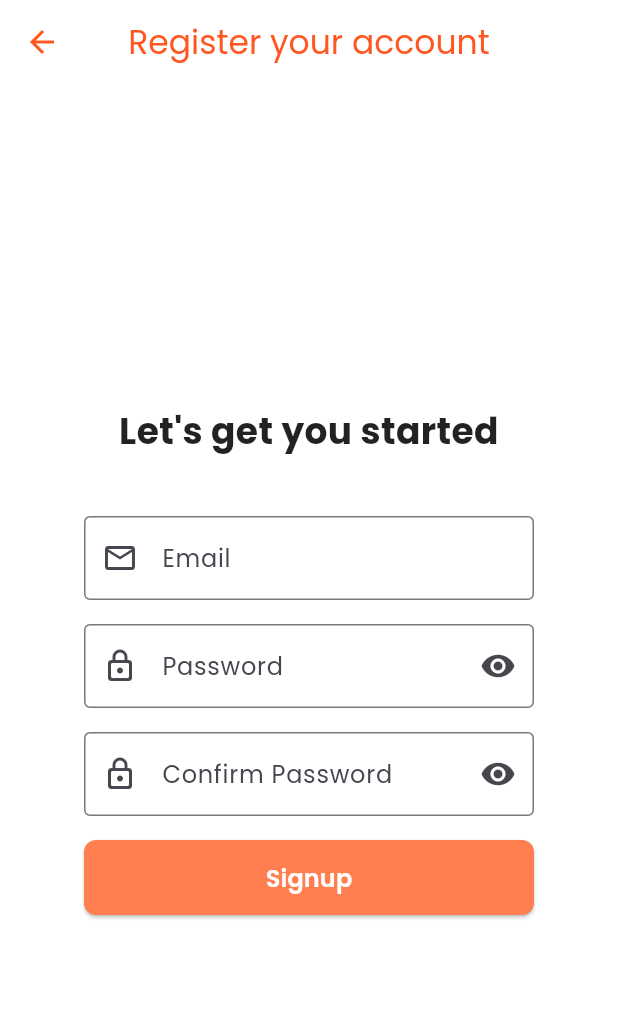
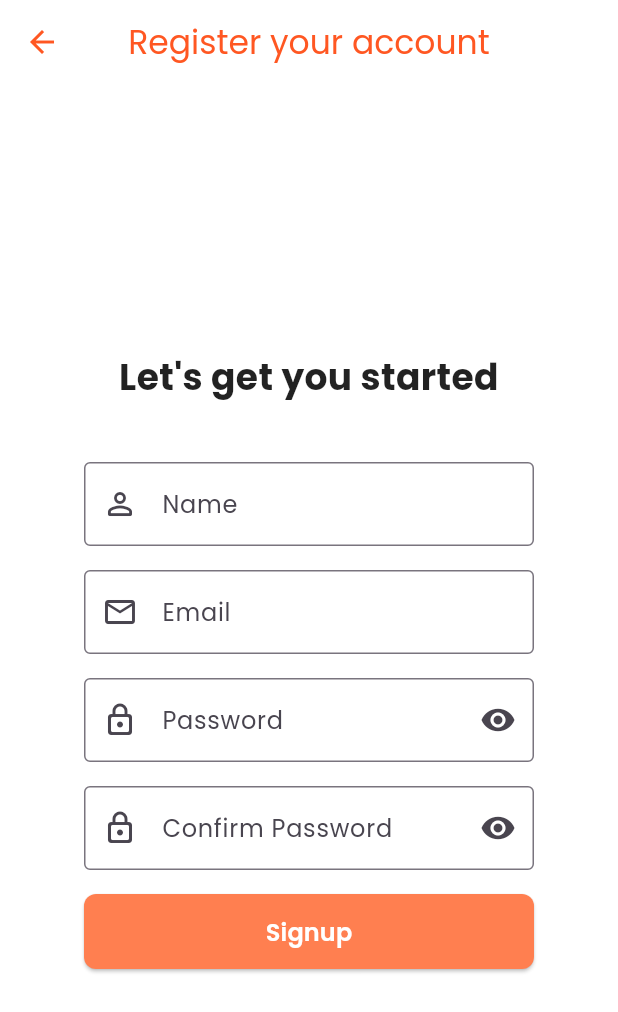
Before and after one commit to AndrewSebastianH/thesis-frontend, a Flutter app: the screen it shows after launch, after a tap on "Login", after a tap on "Register", on a phone screen of 412 x 824 dp. Shown: the top 1012 px of the screen. Run offline on Flutter 3.47's test engine with Material 3 defaults, Android fonts, the phone set to English and light mode, and no system bars; our stand-ins replace dio, flutter_dotenv, flutter_otp_text_field, go_router, google_fonts, shared_preferences and 2 more; accounts and stored records are empty.

Commit message:
feat: - create task button functionality & page. - responsive submit button depending on form validation

```diff
--- a/thesis_frontend/lib/main.dart
+++ b/thesis_frontend/lib/main.dart
@@ -14,6 +14,7 @@ import './screens/registration/link_accounts_page.dart';
 import './screens/main/home_page.dart';
 import './screens/main/calendar_page.dart';
 import './screens/registration/view_connection_code.dart';
+import './screens/main/create_task_page.dart';
 import 'widgets/loading.dart';
 
 // Widgets
@@ -97,6 +98,12 @@ class MyApp extends StatelessWidget {
             ),
           ],
         ),
+
+        GoRoute(
+          path: '/create-task',
+          builder: (context, state) => const CreateTaskPage(),
+        ),
+
         ShellRoute(
           builder: (context, state, child) {
             return NavigationShell(child: child);
@@ -134,6 +141,9 @@ class MyApp extends StatelessWidget {
           backgroundColor: Colors.white,
           foregroundColor: Colors.deepOrange,
         ),
+        inputDecorationTheme: const InputDecorationTheme(
+          hintStyle: TextStyle(color: Colors.grey),
+        ),
       ),
       routerConfig: router,
       debugShowCheckedModeBanner: true,
--- a/thesis_frontend/lib/providers/auth_provider.dart
+++ b/thesis_frontend/lib/providers/auth_provider.dart
@@ -1,77 +1,3 @@
-// import 'dart:convert';
-// import 'package:flutter/material.dart';
-// import 'package:flutter_secure_storage/flutter_secure_storage.dart';
-// import 'package:jwt_decoder/jwt_decoder.dart';
-// import '../models/user_mdl.dart';
-// import '../services/auth_api_service.dart';
-
-// class AuthProvider extends ChangeNotifier {
-//   final _secureStorage = const FlutterSecureStorage();
-
-//   bool _isLoggedIn = false;
-//   String? _token;
-//   UserModel? _user;
-
-//   bool get isLoggedIn => _isLoggedIn;
-//   String? get token => _token;
-//   UserModel? get user => _user;
-
-//   // Controllers
-//   final TextEditingController emailController = TextEditingController();
-//   final TextEditingController passwordController = TextEditingController();
-//   final TextEditingController confirmPasswordController = TextEditingController();
-
-//   bool isPasswordVisible = false;
-//   bool isConfirmPasswordVisible = false;
-
-//   // --- Form validation ---
-//   bool validateEmail(String? value) {
-//     if (value == null || value.isEmpty) return false;
-//     return RegExp(r"^[a-zA-Z0-9._%+-]+@[a-zA-Z0-9.-]+\.[a-zA-Z]{2,}$").hasMatch(value);
-//   }
-
-//   bool validatePassword(String? value) {
-//     return value != null && value.length >= 6;
-//   }
-
-//   bool isPasswordMatching() {
-//     return passwordController.text == confirmPasswordController.text;
-//   }
-
-//   void togglePasswordVisibility() {
-//     isPasswordVisible = !isPasswordVisible;
-//     notifyListeners();
-//   }
-
-//   void toggleConfirmPasswordVisibility() {
-//     isConfirmPasswordVisible = !isConfirmPasswordVisible;
-//     notifyListeners();
-//   }
-
-//   // --- Auth actions ---
-// Future<void> login(String email, String password, BuildContext context) async {
-//   final token = await AuthService.login(email, password);
-
-//   if (token != null) {
-//     final decoded = JwtDecoder.decode(token);
-//     final user = UserModel.fromJwt(decoded);
-
-//     _token = token;
-//     _isLoggedIn = true;
-//     _user = user;
-
-//     // Save it to secure storage
-//     await _secureStorage.write(key: 'auth_token', value: token);
-
-//     // 💡 Pass it to UserProvider
-//     Provider.of<UserProvider>(context, listen: false).setUser(user);
-
-//     notifyListeners();
-//   } else {
-//     throw Exception("Invalid login");
-//   }
-// }
-
 //   Future<void> signup(String username, String email, String password) async {
 //     final success = await AuthService.signup(username, email, password);
 //     if (!success) throw Exception("Signup failed");
@@ -123,9 +49,15 @@ class AuthProvider extends ChangeNotifier {
   final TextEditingController passwordController = TextEditingController();
   final TextEditingController confirmPasswordController =
       TextEditingController();
+  final TextEditingController usernameController = TextEditingController();
 
   bool isPasswordVisible = false;
   bool isConfirmPasswordVisible = false;
+
+  // Username Validation
+  bool validateUsername(String? value) {
+    return value != null;
+  }
 
   //  Email Validation
   bool validateEmail(String? value) {
--- a/thesis_frontend/lib/screens/registration/signup.dart
+++ b/thesis_frontend/lib/screens/registration/signup.dart
@@ -65,6 +65,22 @@ class __FormContentState extends State<_FormContent> {
               textAlign: TextAlign.center,
             ),
             _gap(height: 40),
+            TextFormField(
+              controller: controller.usernameController,
+              validator:
+                  (value) =>
+                      controller.validateUsername(value)
+                          ? null
+                          : 'Please enter a valid name',
+
+              decoration: const InputDecoration(
+                labelText: 'Name',
+                hintText: 'Enter your name',
+                prefixIcon: Icon(Icons.person_outline_rounded),
+                border: OutlineInputBorder(),
+              ),
+            ),
+            _gap(),
             TextFormField(
               controller: controller.emailController,
               validator:
--- a/thesis_frontend/lib/widgets/custom_button.dart
+++ b/thesis_frontend/lib/widgets/custom_button.dart
@@ -5,6 +5,7 @@ class CustomButton extends StatelessWidget {
   final VoidCallback onPressed;
   final bool isOutlined;
   final Color? color;
+  final bool isEnabled;
 
   const CustomButton({
     Key? key,
@@ -12,23 +13,25 @@ class CustomButton extends StatelessWidget {
     required this.onPressed,
     this.isOutlined = false,
     this.color,
+    this.isEnabled = true,
   }) : super(key: key);
 
   @override
   Widget build(BuildContext context) {
     final defaultColor = color ?? const Color(0xFFFF7F50); // Coral
+    final disabledColor = Colors.grey.shade400;
 
     return isOutlined
         ? OutlinedButton(
+          onPressed: isEnabled ? onPressed : null,
           style: OutlinedButton.styleFrom(
-            foregroundColor: defaultColor,
-            side: BorderSide(color: defaultColor),
+            foregroundColor: isEnabled ? defaultColor : disabledColor,
+            side: BorderSide(color: isEnabled ? defaultColor : disabledColor),
             padding: const EdgeInsets.symmetric(vertical: 14, horizontal: 20),
             shape: RoundedRectangleBorder(
               borderRadius: BorderRadius.circular(8),
             ),
           ),
-          onPressed: onPressed,
           child: Text(
             text,
             style: TextStyle(fontSize: 16, fontWeight: FontWeight.w600),
@@ -36,9 +39,9 @@ class CustomButton extends StatelessWidget {
         )
         : ElevatedButton(
           style: ElevatedButton.styleFrom(
-            backgroundColor: defaultColor,
+            backgroundColor: isEnabled ? defaultColor : disabledColor,
+            foregroundColor: Colors.white,
             padding: const EdgeInsets.symmetric(vertical: 14, horizontal: 20),
-            foregroundColor: Colors.white,
             shape: RoundedRectangleBorder(
               borderRadius: BorderRadius.circular(8),
             ),
```
Also changed, not shown: thesis_frontend/lib/screens/main/create_task_page.dart (added, +272 -0 lines), thesis_frontend/lib/screens/main/home_page.dart (+8 -1 lines), thesis_frontend/lib/services/tasks_api_service.dart (+36 -0 lines), thesis_frontend/lib/widgets/navigation_shell.dart (+22 -1 lines).
